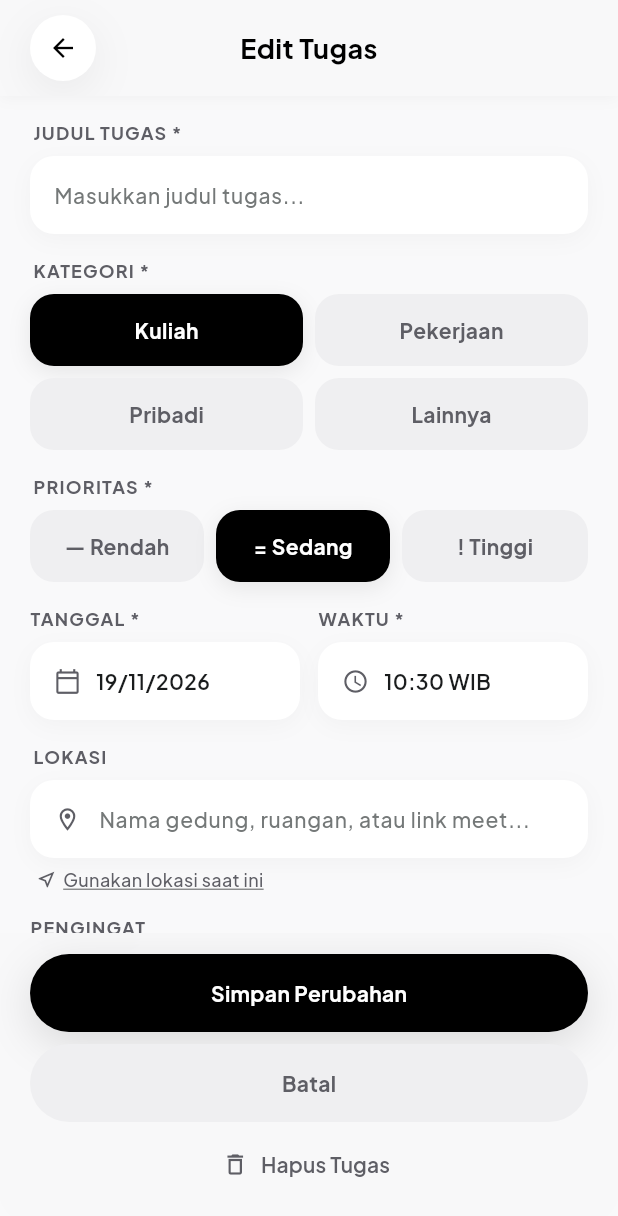
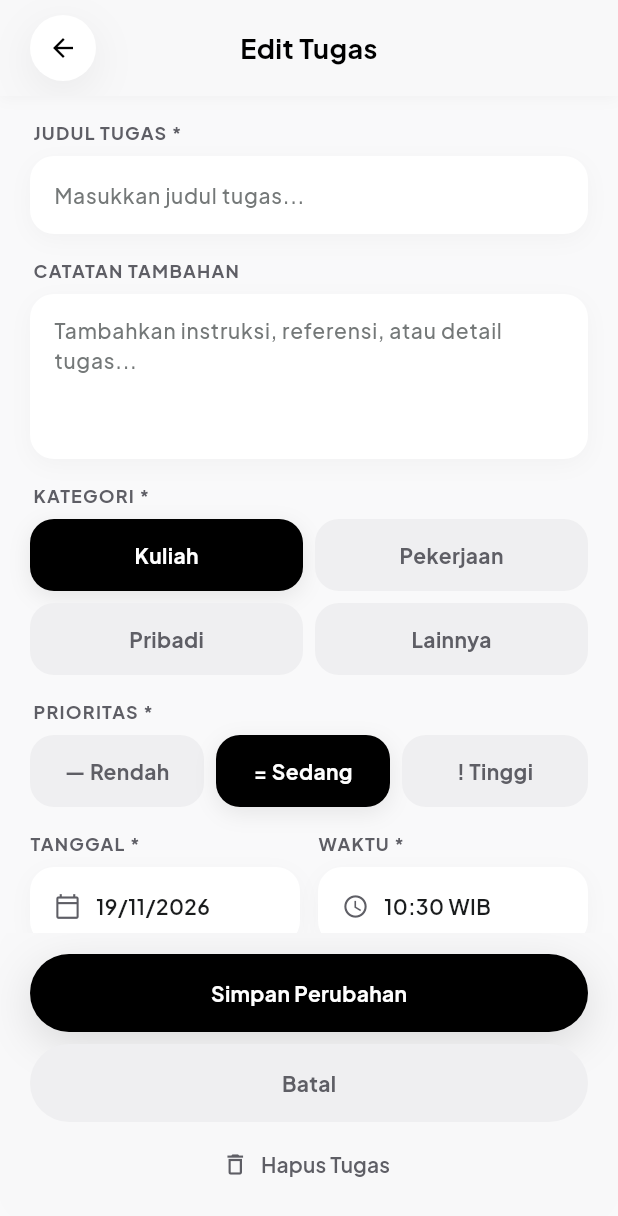
Before and after one commit to justin-rar/kelarin, a Flutter app: the EditTaskView screen opened by its route, on a phone screen of 412 x 824 dp. Shown: the top 1216 px of the screen. Run offline on Flutter 3.47's test engine with Material 3 defaults, Android fonts, the phone set to English and light mode, and no system bars; our stand-ins replace flutter_local_notifications, flutter_timezone, get, google_fonts, hive, hive_flutter and 3 more; accounts and stored records are empty.

Commit message:
feat: hapus field lokasi dan posisikan catatan tambahan tepat di bawah judul tugas

```diff
--- a/lib/app/modules/task/views/add_task_view.dart
+++ b/lib/app/modules/task/views/add_task_view.dart
@@ -24,7 +24,6 @@ class _AddTaskViewState extends State<AddTaskView> {
   late final TaskController controller;
 
   final TextEditingController titleController = TextEditingController();
-  final TextEditingController locationController = TextEditingController();
   final TextEditingController noteController = TextEditingController();
 
   DateTime selectedDate = DateTime.now();
@@ -54,7 +53,6 @@ class _AddTaskViewState extends State<AddTaskView> {
   @override
   void dispose() {
     titleController.dispose();
-    locationController.dispose();
     noteController.dispose();
     super.dispose();
   }
@@ -87,7 +85,7 @@ class _AddTaskViewState extends State<AddTaskView> {
       title: title,
       dateTime: taskDateTime,
       timeString: timeString,
-      location: locationController.text.trim(),
+      location: '',
       category: selectedCategory,
       priority: selectedPriority,
       note: noteController.text.trim().isNotEmpty ? noteController.text.trim() : null,
@@ -125,7 +123,16 @@ class _AddTaskViewState extends State<AddTaskView> {
                   ),
                   const SizedBox(height: 16),
 
-                  // 2. Kategori *
+                  // 2. Catatan Tambahan
+                  AppFormField(
+                    label: 'Catatan Tambahan',
+                    placeholder: 'Tambahkan instruksi, referensi, atau detail tugas...',
+                    controller: noteController,
+                    maxLines: 4,
+                  ),
+                  const SizedBox(height: 16),
+
+                  // 3. Kategori *
                   SegmentedSelector(
                     label: 'Kategori *',
                     options: categories,
@@ -135,7 +142,7 @@ class _AddTaskViewState extends State<AddTaskView> {
                   ),
                   const SizedBox(height: 16),
 
-                  // 3. Prioritas *
+                  // 4. Prioritas *
                   SegmentedSelector(
                     label: 'Prioritas *',
                     options: priorities,
@@ -145,7 +152,7 @@ class _AddTaskViewState extends State<AddTaskView> {
                   ),
                   const SizedBox(height: 16),
 
-                  // 4. Tanggal & Waktu (2 Columns)
+                  // 5. Tanggal & Waktu (2 Columns)
                   Row(
                     children: [
                       Expanded(
@@ -225,20 +232,6 @@ class _AddTaskViewState extends State<AddTaskView> {
                   ),
                   const SizedBox(height: 16),
 
-                  // 5. Lokasi
-                  AppFormField(
-                    label: 'Lokasi',
-                    placeholder: 'Nama gedung, ruangan, atau link meet...',
-                    prefixIcon: Icons.location_on_outlined,
-                    controller: locationController,
-                    linkText: 'Gunakan lokasi saat ini',
-                    linkIcon: Icons.near_me_outlined,
-                    onLinkTap: () {
-                      locationController.text = 'Gedung Kuliah Bersama, R. 302';
-                    },
-                  ),
-                  const SizedBox(height: 16),
-
                   // 6. Pengingat (Card 24px with ToggleRows)
                   Padding(
                     padding: const EdgeInsets.only(bottom: 8),
@@ -293,15 +286,6 @@ class _AddTaskViewState extends State<AddTaskView> {
                         ),
                       ],
                     ),
-                  ),
-                  const SizedBox(height: 16),
-
-                  // 7. Catatan (Textarea min 110px)
-                  AppFormField(
-                    label: 'Catatan Tambahan',
-                    placeholder: 'Tambahkan instruksi, referensi, atau detail tugas...',
-                    controller: noteController,
-                    maxLines: 4,
                   ),
                   const SizedBox(height: 24),
                 ],
--- a/lib/app/modules/task/views/edit_task_view.dart
+++ b/lib/app/modules/task/views/edit_task_view.dart
@@ -26,7 +26,6 @@ class _EditTaskViewState extends State<EditTaskView> {
   late TaskModel task;
 
   late TextEditingController titleController;
-  late TextEditingController locationController;
   late TextEditingController noteController;
 
   late DateTime selectedDate;
@@ -68,7 +67,6 @@ class _EditTaskViewState extends State<EditTaskView> {
       );
     }
     titleController = TextEditingController(text: task.title);
-    locationController = TextEditingController(text: task.location);
     noteController = TextEditingController(text: task.note ?? '');
 
     selectedDate = task.dateTime;
@@ -80,7 +78,6 @@ class _EditTaskViewState extends State<EditTaskView> {
   @override
   void dispose() {
     titleController.dispose();
-    locationController.dispose();
     noteController.dispose();
     super.dispose();
   }
@@ -112,7 +109,7 @@ class _EditTaskViewState extends State<EditTaskView> {
       title: title,
       dateTime: taskDateTime,
       timeString: timeString,
-      location: locationController.text.trim(),
+      location: task.location,
       category: selectedCategory,
       priority: selectedPriority,
       note: noteController.text.trim().isNotEmpty ? noteController.text.trim() : null,
@@ -166,7 +163,16 @@ class _EditTaskViewState extends State<EditTaskView> {
                   ),
                   const SizedBox(height: 16),
 
-                  // 2. Kategori *
+                  // 2. Catatan Tambahan
+                  AppFormField(
+                    label: 'Catatan Tambahan',
+                    placeholder: 'Tambahkan instruksi, referensi, atau detail tugas...',
+                    controller: noteController,
+                    maxLines: 4,
+                  ),
+                  const SizedBox(height: 16),
+
+                  // 3. Kategori *
                   SegmentedSelector(
                     label: 'Kategori *',
                     options: categories,
@@ -176,7 +182,7 @@ class _EditTaskViewState extends State<EditTaskView> {
                   ),
                   const SizedBox(height: 16),
 
-                  // 3. Prioritas *
+                  // 4. Prioritas *
                   SegmentedSelector(
                     label: 'Prioritas *',
                     options: priorities,
@@ -186,7 +192,7 @@ class _EditTaskViewState extends State<EditTaskView> {
                   ),
                   const SizedBox(height: 16),
 
-                  // 4. Tanggal & Waktu (2 Columns)
+                  // 5. Tanggal & Waktu (2 Columns)
                   Row(
                     children: [
                       Expanded(
@@ -266,20 +272,6 @@ class _EditTaskViewState extends State<EditTaskView> {
                   ),
                   const SizedBox(height: 16),
 
-                  // 5. Lokasi
-                  AppFormField(
-                    label: 'Lokasi',
-                    placeholder: 'Nama gedung, ruangan, atau link meet...',
-                    prefixIcon: Icons.location_on_outlined,
-                    controller: locationController,
-                    linkText: 'Gunakan lokasi saat ini',
-                    linkIcon: Icons.near_me_outlined,
-                    onLinkTap: () {
-                      locationController.text = 'Gedung Kuliah Bersama, R. 302';
-                    },
-                  ),
-                  const SizedBox(height: 16),
-
                   // 6. Pengingat (Card 24px with ToggleRows)
                   Padding(
                     padding: const EdgeInsets.only(bottom: 8),
@@ -334,15 +326,6 @@ class _EditTaskViewState extends State<EditTaskView> {
                         ),
                       ],
                     ),
-                  ),
-                  const SizedBox(height: 16),
-
-                  // 7. Catatan
-                  AppFormField(
-                    label: 'Catatan Tambahan',
-                    placeholder: 'Tambahkan instruksi, referensi, atau detail tugas...',
-                    controller: noteController,
-                    maxLines: 4,
                   ),
                   const SizedBox(height: 24),
                 ],
```
